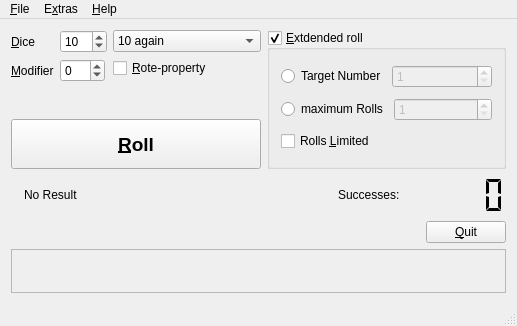
Kamduis/DiceRoller-WoD, file MainWindow.ui: the form before one commit.
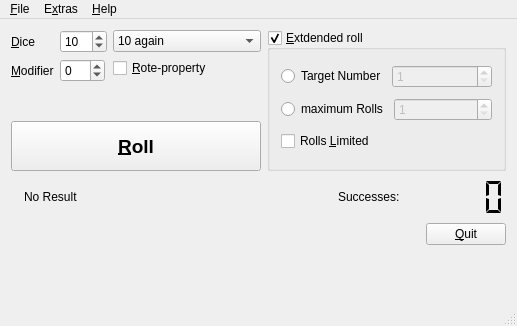
The form after the commit. Icons and pictures are not drawn.

Diff of the .ui file:
```diff
--- a/MainWindow.ui
+++ b/MainWindow.ui
@@ -340,7 +340,7 @@
     <item>
      <widget class="QFrame" name="frame_dice">
       <property name="frameShape">
-       <enum>QFrame::StyledPanel</enum>
+       <enum>QFrame::NoFrame</enum>
       </property>
       <property name="frameShadow">
        <enum>QFrame::Raised</enum>
@@ -359,6 +359,19 @@
          </property>
         </spacer>
        </item>
+       <item>
+        <spacer name="horizontalSpacer_3">
+         <property name="orientation">
+          <enum>Qt::Horizontal</enum>
+         </property>
+         <property name="sizeHint" stdset="0">
+          <size>
+           <width>40</width>
+           <height>20</height>
+          </size>
+         </property>
+        </spacer>
+       </item>
       </layout>
      </widget>
     </item>
```
Left out of the diff: 1 changed line with no effect on the pictures.
